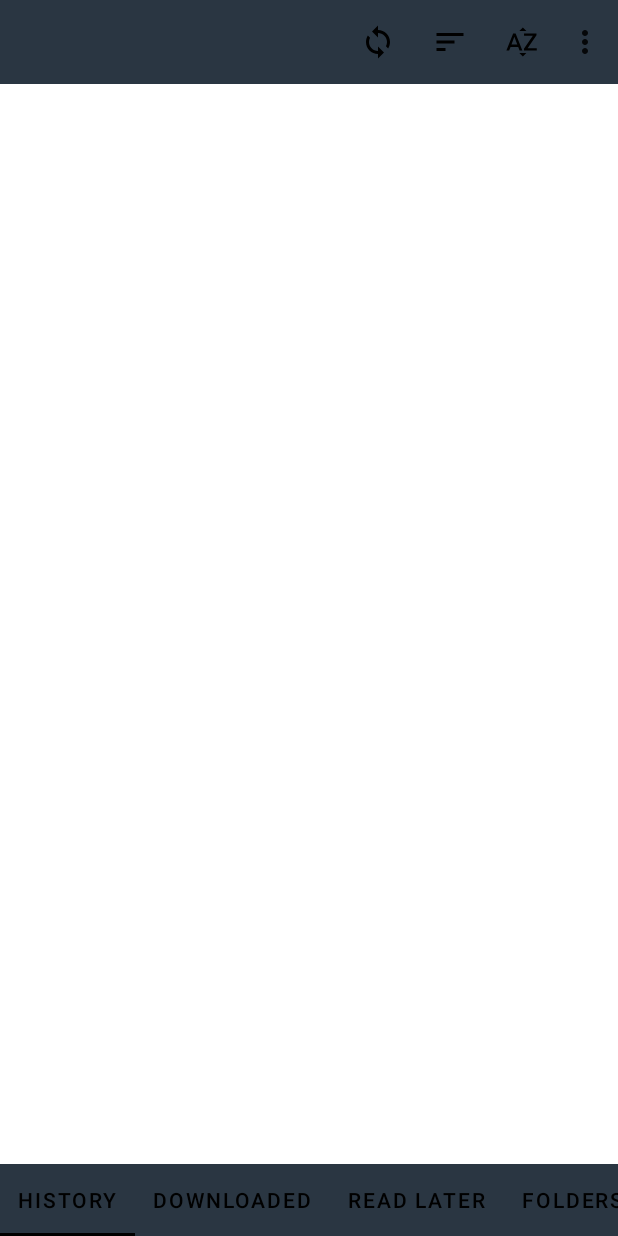
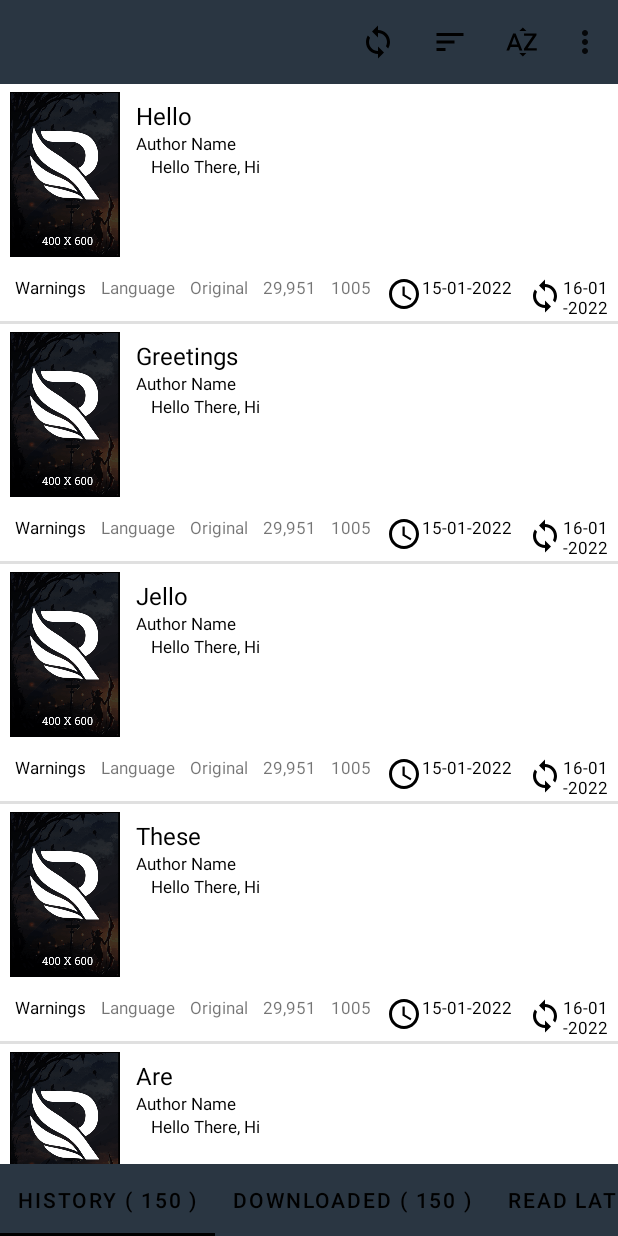
Before and after one commit to Alex-Blundell/RoyalRoad, an Android app: the HomeActivity screen opened directly, with no data from a screen before it, after a tap on "LIBRARY", on a phone screen of 412 x 824 dp. Run offline under Robolectric (Android 15) with nearby library versions, the phone set to English and light mode, and no system bars; our stand-ins replace Firebase (no records; nobody signed in at launch, a user with empty details on screens opened directly); libraries missing offline, so code that uses them is left out: com.google.firestore.admin; Roboto replaces fonts that are not available here; 1 other tap on this screen came first.

```diff
--- a/RoyalRoad/app/src/main/AndroidManifest.xml
+++ b/RoyalRoad/app/src/main/AndroidManifest.xml
@@ -6,6 +6,7 @@
         tools:ignore="ProtectedPermissions" />
 
     <uses-permission android:name="android.permission.INTERNET"/>
+    <uses-permission android:name="android.permission.ACCESS_NETWORK_STATE" />
 
     <application
         android:allowBackup="true"
--- a/RoyalRoad/app/src/main/java/com/example/royalroad/Book.java
+++ b/RoyalRoad/app/src/main/java/com/example/royalroad/Book.java
@@ -9,8 +9,8 @@ public class Book
 {
     public enum BookType
     {
-        Fanfiction,
-        Original
+        Original,
+        Fanfiction
     }
 
     public enum Genres
@@ -102,6 +102,7 @@ public class Book
     public int ExternalID;
     public BookType Type;
     public String Title;
+    public String Author;
     public String Description;
     public ArrayList<Genres> SelectedGenres;
     public int PageCount;
--- /dev/null
+++ b/RoyalRoad/app/src/main/java/com/example/royalroad/BookAdapter.java
@@ -0,0 +1,141 @@
+package com.example.royalroad;
+
+import android.content.Context;
+import android.content.Intent;
+import android.content.SharedPreferences;
+import android.view.LayoutInflater;
+import android.view.View;
+import android.view.ViewGroup;
+import android.widget.Button;
+import android.widget.ImageView;
+import android.widget.RatingBar;
+import android.widget.TextView;
+
+import androidx.annotation.NonNull;
+import androidx.recyclerview.widget.RecyclerView;
+
+import com.google.firestore.admin.v1.Index;
+
+import java.util.ArrayList;
+import java.util.Arrays;
+import java.util.List;
+
+public class BookAdapter extends RecyclerView.Adapter<BookAdapter.bookviewholder>
+{
+    ArrayList<String> Titles = new ArrayList<String>(Arrays.asList(
+            "Hello",
+            "Greetings",
+            "Jello",
+            "These",
+            "Are",
+            "Debug",
+            "Titles",
+            "Please",
+            "Enjoy"
+    ));
+
+    List<Book> Data;
+    private int TitleIndex = 0;
+
+    public BookAdapter (List<Book> ThisData)
+    {
+        this.Data = ThisData;
+    }
+
+    @NonNull
+    @Override
+    public bookviewholder onCreateViewHolder(@NonNull ViewGroup parent, int viewType) {
+        View view = LayoutInflater.from(parent.getContext())
+                .inflate(R.layout.book_item, parent, false);
+
+        return new bookviewholder(view);
+    }
+
+    @Override
+    public void onBindViewHolder(@NonNull bookviewholder holder, int position) {
+        // Glide Image into ViewHolder.
+
+        // Glide.with(holder.itemView.getContext())
+        //      .load(Data.get(Position).getDrawableResource()) // Get Cover from SQLite Database.
+        //      .into(holder.Cover);
+
+        SharedPreferences Pref = holder.itemView.getContext().getSharedPreferences("Settings", Context.MODE_PRIVATE);
+
+        boolean IsDarkMode = Pref.getBoolean("AppTheme", false);
+
+        if(IsDarkMode)
+        {
+            holder.Title.setTextColor(holder.itemView.getResources().getColor(R.color.white));
+            holder.Author.setTextColor(holder.itemView.getResources().getColor(R.color.white));
+            holder.Description.setTextColor(holder.itemView.getResources().getColor(R.color.white));
+            holder.CreatedDate.setTextColor(holder.itemView.getResources().getColor(R.color.white));
+            holder.UpdatedDate.setTextColor(holder.itemView.getResources().getColor(R.color.white));
+            holder.Warnings.setTextColor(holder.itemView.getResources().getColor(R.color.white));
+        }
+        else
+        {
+            holder.Title.setTextColor(holder.itemView.getResources().getColor(R.color.black));
+            holder.Author.setTextColor(holder.itemView.getResources().getColor(R.color.black));
+            holder.Description.setTextColor(holder.itemView.getResources().getColor(R.color.black));
+            holder.CreatedDate.setTextColor(holder.itemView.getResources().getColor(R.color.black));
+            holder.UpdatedDate.setTextColor(holder.itemView.getResources().getColor(R.color.black));
+            holder.Warnings.setTextColor(holder.itemView.getResources().getColor(R.color.black));
+        }
+
+        holder.Title.setText(Titles.get(TitleIndex));
+
+        if(TitleIndex == 8)
+        {
+            TitleIndex = 0;
+        }
+        else
+        {
+            TitleIndex++;
+        }
+
+        holder.OpenBookBTN.setOnClickListener(new View.OnClickListener() {
+            @Override
+            public void onClick(View v) {
+                Intent ThisIntent = new Intent(v.getContext(), ReadActivity.class);
+                ThisIntent.putExtra("InternalID", 1); // Alter 1 to the Internal ID of the Specific Book.
+                v.getContext().startActivity(ThisIntent);
+            }
+        });
+    }
+
+    @Override
+    public int getItemCount() {
+        return Data.size();
+    }
+
+
+    public class bookviewholder extends RecyclerView.ViewHolder
+    {
+        ImageView Cover;
+        TextView Title,
+                 Author,
+                 Description,
+                 Warnings,
+                 CreatedDate,
+                 UpdatedDate;
+
+        RatingBar Rating;
+
+        Button OpenBookBTN;
+
+        public bookviewholder(@NonNull View itemView) {
+            super(itemView);
+
+            Cover = itemView.findViewById(R.id.Cover);
+            Title = itemView.findViewById(R.id.Title);
+            Author = itemView.findViewById(R.id.Author);
+            Description = itemView.findViewById(R.id.Description);
+            Warnings = itemView.findViewById(R.id.ContentWarnings);
+
+            CreatedDate = itemView.findViewById(R.id.CreatedDate);
+            UpdatedDate = itemView.findViewById(R.id.UpdatedDate);
+
+            OpenBookBTN = itemView.findViewById(R.id.OpenBookBTN);
+        }
+    }
+}
--- a/RoyalRoad/app/src/main/java/com/example/royalroad/HomeActivity.java
+++ b/RoyalRoad/app/src/main/java/com/example/royalroad/HomeActivity.java
@@ -11,6 +11,8 @@ import android.content.Intent;
 import android.content.SharedPreferences;
 import android.content.res.ColorStateList;
 import android.database.Cursor;
+import android.net.ConnectivityManager;
+import android.net.NetworkInfo;
 import android.os.Bundle;
 import android.os.Debug;
 import android.provider.MediaStore;
@@ -23,6 +25,7 @@ import android.widget.RelativeLayout;
 import android.widget.SearchView;
 import android.widget.TextView;
 import android.net.Uri;
+import android.widget.Toast;
 
 import com.bumptech.glide.Glide;
 import com.google.android.gms.tasks.OnCompleteListener;
@@ -39,6 +42,7 @@ import com.google.firebase.storage.StorageReference;
 import com.google.firebase.storage.UploadTask;
 
 import java.io.File;
+import java.util.ArrayList;
 
 public class HomeActivity extends AppCompatActivity {
     Button LoginBTN;
@@ -277,6 +281,61 @@ public class HomeActivity extends AppCompatActivity {
                 finish();
             }
         });
+
+        CheckUpdates();
+    }
+
+    private void CheckUpdates()
+    {
+        final ArrayList<Integer>[] ExternalIDs = new ArrayList[]{new ArrayList<Integer>()};
+
+        ConnectivityManager connectivityManager = (ConnectivityManager)getSystemService(Context.CONNECTIVITY_SERVICE);
+
+        // Check if Online.
+        boolean IsOnline = (connectivityManager.getNetworkInfo(ConnectivityManager.TYPE_MOBILE).getState() == NetworkInfo.State.CONNECTED ||
+                connectivityManager.getNetworkInfo(ConnectivityManager.TYPE_WIFI).getState() == NetworkInfo.State.CONNECTED);
+
+        if(IsOnline)
+        {
+            SharedPreferences Pref = getSharedPreferences("Settings", MODE_PRIVATE);
+            int UserID = Pref.getInt("UserID", 1);
+
+            boolean HasUpdated = false;
+
+            db.collection("User_Books")
+                    .whereEqualTo("UserID", UserID)
+                    .get()
+                    .addOnCompleteListener(new OnCompleteListener<QuerySnapshot>() {
+                        @Override
+                        public void onComplete(@NonNull Task<QuerySnapshot> task) {
+                            if(task.getResult().size() == 1)
+                            {
+                                DocumentSnapshot BooksDocument = task.getResult().getDocuments().get(0);
+                                ExternalIDs[0] = (ArrayList<Integer>) BooksDocument.get("ExternalIDs");
+
+                                // Check if any of these ID's are new ExternalID's that do NOT exist in the SQLite Database.
+                                // IF: NewID's
+                                    // Add Those ID's to The SQLite DB.
+                            }
+                            else
+                            {
+
+                            }
+                        }
+                    });
+
+            // Run through the SQLite Database ExternalIDs and Check if any have Updated.
+
+            if(HasUpdated)
+            {
+                // Update SQLite Database Entry.
+                // Send Update Notification.
+            }
+        }
+        else
+        {
+            Toast.makeText(this, "Offline", Toast.LENGTH_SHORT).show();
+        }
     }
 
     public void SwitchThemes(boolean DarkMode) {
--- a/RoyalRoad/app/src/main/java/com/example/royalroad/LibraryActivity.java
+++ b/RoyalRoad/app/src/main/java/com/example/royalroad/LibraryActivity.java
@@ -2,11 +2,14 @@ package com.example.royalroad;
 
 import androidx.appcompat.app.AppCompatActivity;
 import androidx.appcompat.widget.Toolbar;
+import androidx.recyclerview.widget.LinearLayoutManager;
+import androidx.recyclerview.widget.RecyclerView;
 
 import android.content.Intent;
 import android.content.SharedPreferences;
 import android.content.res.ColorStateList;
 import android.os.Bundle;
+import android.os.Debug;
 import android.util.Log;
 import android.view.Menu;
 import android.view.MenuItem;
@@ -15,12 +18,15 @@ import android.widget.ListView;
 
 import com.google.android.material.tabs.TabLayout;
 
+import java.util.ArrayList;
+import java.util.List;
+
 
 public class LibraryActivity extends AppCompatActivity {
 
     TabLayout BottomTabs;
     Toolbar TopToolbar;
-    ListView LibraryListView;
+    RecyclerView LibraryRecyclerview;
 
     private int HistoryCount;
     private int DownloadedCount;
@@ -28,6 +34,9 @@ public class LibraryActivity extends AppCompatActivity {
     private int DownloadManagerCount;
 
     private boolean IsDarkMode;
+
+    private BookAdapter bookAdapter;
+    private List<Book> BookList;
 
     private enum Library
     {
@@ -83,18 +92,6 @@ public class LibraryActivity extends AppCompatActivity {
             }
         });
 
-        if(HistoryCount > 0)
-            BottomTabs.getTabAt(0).setText(BottomTabs.getTabAt(0).getText() + " ( " + HistoryCount + " )");
-
-        if(DownloadedCount > 0)
-            BottomTabs.getTabAt(1).setText(BottomTabs.getTabAt(1).getText() + " ( " + DownloadedCount + " )");
-
-        if(ReadLaterCount > 0)
-            BottomTabs.getTabAt(2).setText(BottomTabs.getTabAt(2).getText() + " ( " + ReadLaterCount + " )");
-
-        if(DownloadManagerCount > 0)
-            BottomTabs.getTabAt(4).setText(BottomTabs.getTabAt(4).getText() + " ( " + DownloadManagerCount + " )");
-
         TopToolbar = (Toolbar) findViewById(R.id.TopToolbar);
         TopToolbar.inflateMenu(R.menu.librarytoptoolbar);
         TopToolbar.setOnMenuItemClickListener(new Toolbar.OnMenuItemClickListener() {
@@ -127,10 +124,53 @@ public class LibraryActivity extends AppCompatActivity {
             }
         });
 
-        LibraryListView = findViewById(R.id.LibraryListview);
+        LibraryRecyclerview = findViewById(R.id.LibraryRecyclerview);
         SwitchTheme(IsDarkMode);
 
+        InitializeLibrary();
+
         SwitchLibraries(Library.History);
+    }
+
+    private void InitializeLibrary()
+    {
+        BookList = new ArrayList<>();
+
+        LibraryRecyclerview.setLayoutManager(new LinearLayoutManager(this));
+        LibraryRecyclerview.setHasFixedSize(true);
+
+        Book DebugBook = new Book(1, 1, Book.BookType.Original);
+        DebugBook.Title = "Hello";
+        DebugBook.Description = "How Are You?";
+        DebugBook.Author = "Greetings!";
+
+        for(int i = 0; i < 150; i++)
+        {
+            // Randomize Cover Image.
+
+            BookList.add(DebugBook);
+        }
+
+        bookAdapter = new BookAdapter(BookList);
+        LibraryRecyclerview.setAdapter(bookAdapter);
+
+        //Check Which Library we are on.
+        HistoryCount = BookList.size();
+        DownloadedCount = BookList.size();
+        ReadLaterCount = BookList.size();
+        DownloadManagerCount = BookList.size();
+
+        if(HistoryCount > 0)
+            BottomTabs.getTabAt(0).setText(BottomTabs.getTabAt(0).getText() + " ( " + HistoryCount + " )");
+
+        if(DownloadedCount > 0)
+            BottomTabs.getTabAt(1).setText(BottomTabs.getTabAt(1).getText() + " ( " + DownloadedCount + " )");
+
+        if(ReadLaterCount > 0)
+            BottomTabs.getTabAt(2).setText(BottomTabs.getTabAt(2).getText() + " ( " + ReadLaterCount + " )");
+
+        if(DownloadManagerCount > 0)
+            BottomTabs.getTabAt(4).setText(BottomTabs.getTabAt(4).getText() + " ( " + DownloadManagerCount + " )");
     }
 
     public void SyncLibrary()
@@ -184,13 +224,13 @@ public class LibraryActivity extends AppCompatActivity {
     {
         if(DarkMode)
         {
-            LibraryListView.setBackgroundColor(getColor(R.color.DarkOuter));
+            LibraryRecyclerview.setBackgroundColor(getColor(R.color.DarkOuter));
             BottomTabs.setTabTextColors(ColorStateList.valueOf(getColor(R.color.ToolbarItem)));
             BottomTabs.setSelectedTabIndicatorColor(getColor(R.color.ToolbarItem));
         }
         else
         {
-            LibraryListView.setBackgroundColor(getColor(R.color.white));
+            LibraryRecyclerview.setBackgroundColor(getColor(R.color.white));
             BottomTabs.setTabTextColors(ColorStateList.valueOf(getColor(R.color.black)));
             BottomTabs.setSelectedTabIndicatorColor(getColor(R.color.black));
         }
--- /dev/null
+++ b/RoyalRoad/app/src/main/res/drawable/empty_clock.xml
@@ -0,0 +1,6 @@
+<vector android:height="24dp" android:tint="#000000"
+    android:viewportHeight="24" android:viewportWidth="24"
+    android:width="24dp" xmlns:android="http://schemas.android.com/apk/res/android">
+    <path android:fillColor="@android:color/white" android:pathData="M11.99,2C6.47,2 2,6.48 2,12s4.47,10 9.99,10C17.52,22 22,17.52 22,12S17.52,2 11.99,2zM12,20c-4.42,0 -8,-3.58 -8,-8s3.58,-8 8,-8 8,3.58 8,8 -3.58,8 -8,8z"/>
+    <path android:fillColor="@android:color/white" android:pathData="M12.5,7H11v6l5.25,3.15 0.75,-1.23 -4.5,-2.67z"/>
+</vector>
--- a/RoyalRoad/app/src/main/res/layout/activity_library.xml
+++ b/RoyalRoad/app/src/main/res/layout/activity_library.xml
@@ -51,8 +51,8 @@
         android:theme="?attr/actionBarTheme"
         />
 
-    <ListView
-        android:id="@+id/LibraryListview"
+    <androidx.recyclerview.widget.RecyclerView
+        android:id="@+id/LibraryRecyclerview"
         android:layout_width="match_parent"
         android:layout_height="wrap_content"
         android:layout_above="@id/TabLayout"
--- a/RoyalRoad/app/src/main/res/layout/activity_main.xml
+++ b/RoyalRoad/app/src/main/res/layout/activity_main.xml
@@ -17,7 +17,6 @@
     <FrameLayout
         android:id="@+id/LoginFragmentFrame"
         android:layout_width="match_parent"
-        android:layout_height="match_parent"
-        />
+        android:layout_height="match_parent" />
 
 </RelativeLayout>
--- /dev/null
+++ b/RoyalRoad/app/src/main/res/layout/book_item.xml
@@ -0,0 +1,168 @@
+<?xml version="1.0" encoding="utf-8"?>
+<RelativeLayout
+    xmlns:android="http://schemas.android.com/apk/res/android"
+    xmlns:app="http://schemas.android.com/apk/res-auto"
+    android:layout_width="match_parent"
+    android:layout_height="160dp">
+
+    <ImageView
+        android:id="@+id/Cover"
+        android:layout_width="75dp"
+        android:layout_height="110dp"
+        android:src="@drawable/default_cover"
+        android:layout_marginLeft="5dp"
+        android:layout_marginTop="5dp"
+        />
+
+    <TextView
+        android:id="@+id/Title"
+        android:layout_width="match_parent"
+        android:layout_height="wrap_content"
+        android:text="BookTitle"
+        android:layout_toRightOf="@id/Cover"
+        android:layout_marginTop="10dp"
+        android:layout_marginLeft="10dp"
+        android:textSize="16sp"
+        />
+
+    <TextView
+        android:id="@+id/Author"
+        android:layout_width="match_parent"
+        android:layout_height="wrap_content"
+        android:text="Author Name"
+        android:layout_toRightOf="@id/Cover"
+        android:layout_marginLeft="10dp"
+        android:layout_below="@id/Title"
+        android:textSize="11sp"
+        />
+
+    <TextView
+        android:id="@+id/Description"
+        android:layout_width="match_parent"
+        android:layout_height="75dp"
+        android:text="Hello There, Hi"
+        android:layout_below="@id/Author"
+        android:layout_toRightOf="@id/Cover"
+        android:layout_marginLeft="20dp"
+        android:textSize="11sp"
+        />
+
+    <TextView
+        android:id="@+id/ContentWarnings"
+        android:layout_width="wrap_content"
+        android:layout_height="wrap_content"
+        android:layout_below="@id/Description"
+        android:layout_marginLeft="10dp"
+        android:layout_marginTop="5dp"
+        android:layout_marginBottom="5dp"
+        android:text="Warnings"
+        android:textSize="11sp"
+        />
+
+    <TextView
+        android:id="@+id/Language"
+        android:layout_width="wrap_content"
+        android:layout_height="wrap_content"
+        android:layout_below="@id/Description"
+        android:layout_toRightOf="@id/ContentWarnings"
+        android:layout_marginLeft="10dp"
+        android:layout_marginTop="5dp"
+        android:layout_marginBottom="5dp"
+        android:text="Language"
+        android:textSize="11sp"
+        />
+
+    <TextView
+        android:id="@+id/BookType"
+        android:layout_width="wrap_content"
+        android:layout_height="wrap_content"
+        android:layout_below="@id/Description"
+        android:layout_toRightOf="@id/Language"
+        android:layout_marginLeft="10dp"
+        android:layout_marginTop="5dp"
+        android:layout_marginBottom="5dp"
+        android:text="Original"
+        android:textSize="11sp"
+        />
+
+    <TextView
+        android:id="@+id/PageCount"
+        android:layout_width="wrap_content"
+        android:layout_height="wrap_content"
+        android:layout_below="@id/Description"
+        android:layout_toRightOf="@id/BookType"
+        android:layout_marginLeft="10dp"
+        android:layout_marginTop="5dp"
+        android:layout_marginBottom="5dp"
+        android:text="29,951"
+        android:textSize="11sp" />
+
+    <TextView
+        android:id="@+id/ChapterCount"
+        android:layout_width="wrap_content"
+        android:layout_height="wrap_content"
+        android:layout_below="@id/Description"
+        android:layout_toRightOf="@id/PageCount"
+        android:layout_marginLeft="10dp"
+        android:layout_marginTop="5dp"
+        android:layout_marginBottom="5dp"
+        android:text="1005"
+        android:textSize="11sp"
+        />
+
+    <TextView
+        android:id="@+id/CreatedDate"
+        android:layout_width="wrap_content"
+        android:layout_height="wrap_content"
+        android:layout_below="@id/Description"
+        android:layout_toRightOf="@id/ChapterCount"
+        android:layout_marginLeft="10dp"
+        android:layout_marginTop="5dp"
+        android:layout_marginBottom="5dp"
+        android:drawableLeft="@drawable/empty_clock"
+        android:text="15-01-2022"
+        android:textSize="11sp" />
+
+    <TextView
+        android:id="@+id/UpdatedDate"
+        android:layout_width="wrap_content"
+        android:layout_height="wrap_content"
+        android:layout_below="@id/Description"
+        android:layout_marginLeft="10dp"
+        android:layout_marginTop="5dp"
+        android:layout_marginBottom="5dp"
+        android:layout_marginRight="5dp"
+        android:layout_toRightOf="@id/CreatedDate"
+        android:drawableLeft="@drawable/sync"
+        android:text="16-01-2022"
+        android:textSize="11sp" />
+
+    <TextView
+        android:id="@+id/Complete"
+        android:layout_width="wrap_content"
+        android:layout_height="wrap_content"
+        android:layout_below="@id/Description"
+        android:layout_marginLeft="10dp"
+        android:layout_marginTop="5dp"
+        android:layout_marginBottom="5dp"
+        android:layout_toRightOf="@id/UpdatedDate"
+        android:drawableLeft="@drawable/sync"
+        android:text="16-01-2022"
+        android:layout_marginRight="5dp"
+        android:textSize="11sp" />
+
+    <com.google.android.material.divider.MaterialDivider
+        android:id="@+id/Divider"
+        android:layout_width="match_parent"
+        android:layout_height="2dp"
+        android:layout_alignParentBottom="true"
+        />
+
+    <Button
+        android:id="@+id/OpenBookBTN"
+        android:layout_width="match_parent"
+        android:layout_height="match_parent"
+        android:background="@color/Invis"
+        />
+
+</RelativeLayout>
```
Also changed, not shown: RoyalRoad/app/src/main/java/com/example/royalroad/DBHandler.java (added, +174 -0 lines), gradle/wrapper/gradle-wrapper.properties (added), 3 other files.
